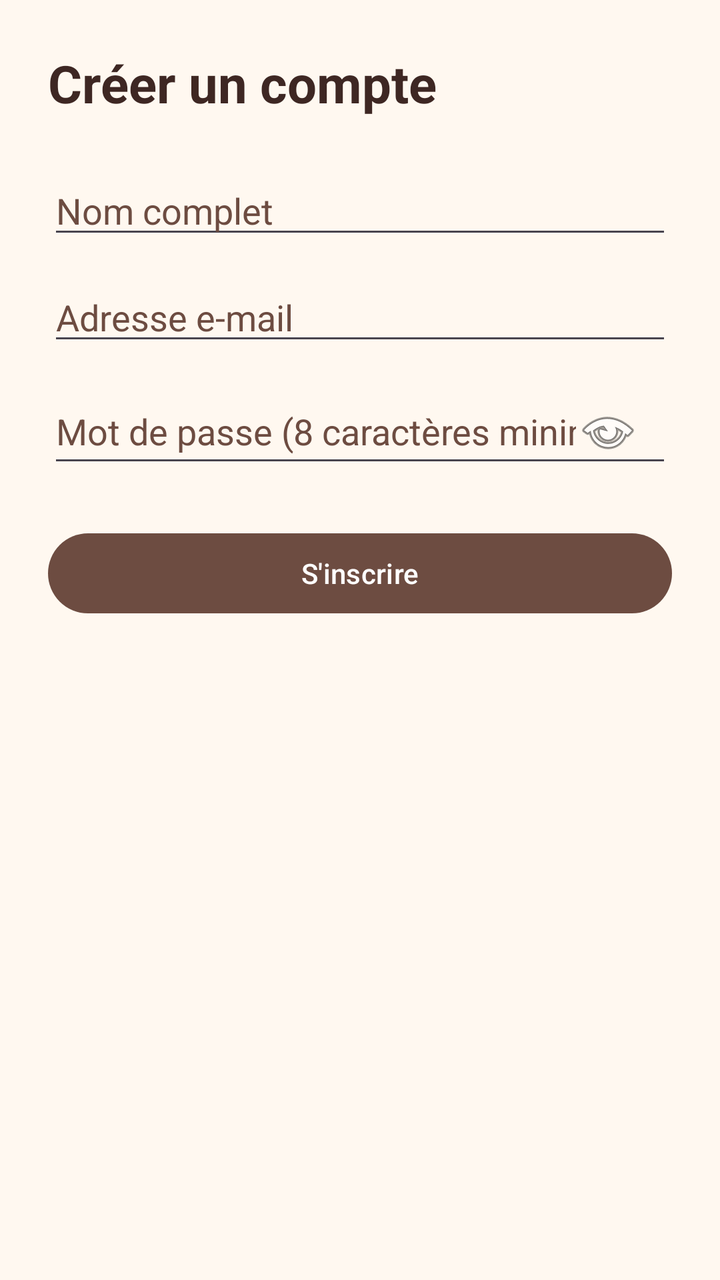
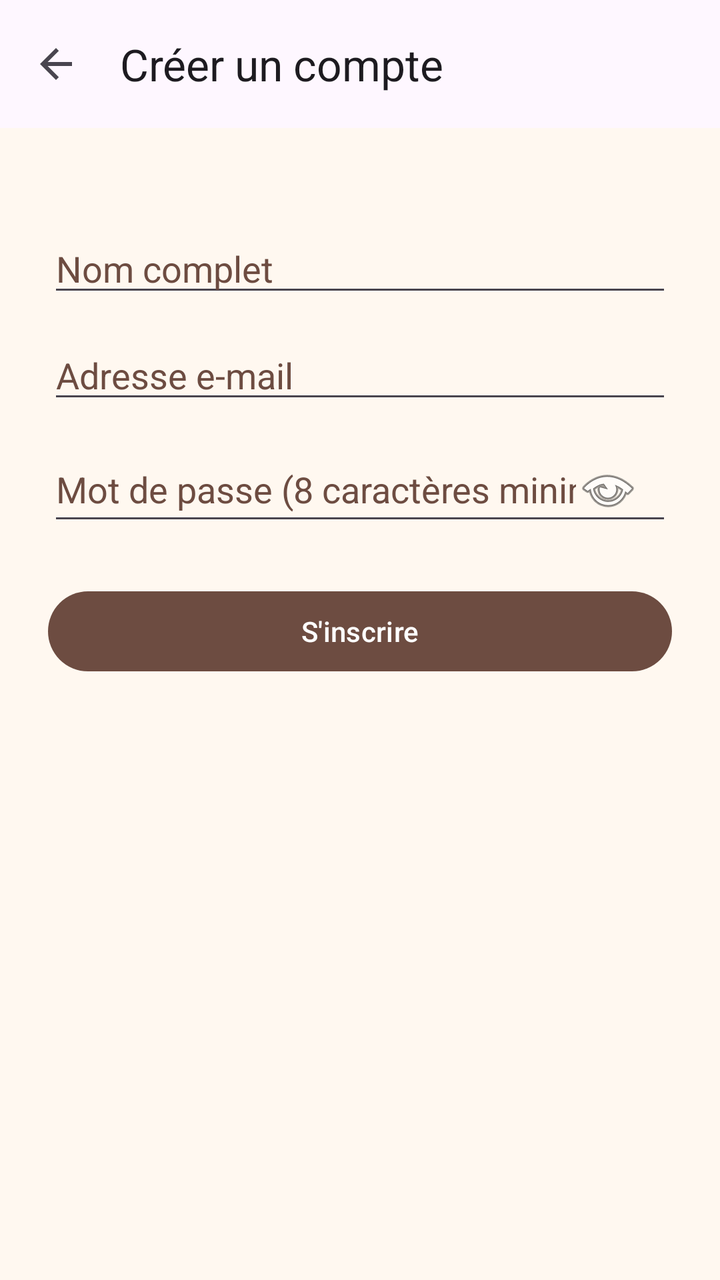

Before-and-after screenshots of an Android layout around one commit, followed by the original layout XML and the change that was made.
<!-- AndroidManifest.xml: application theme Theme.WorkshopPetShelter -->
<!-- res/layout/activity_register.xml -->
<ScrollView xmlns:android="http://schemas.android.com/apk/res/android"
    xmlns:app="http://schemas.android.com/apk/res-auto"
    android:layout_width="match_parent"
    android:layout_height="match_parent"
    android:background="@color/app_background"
    android:fillViewport="true">

    <LinearLayout
        android:layout_width="match_parent"
        android:layout_height="wrap_content"
        android:orientation="vertical"
        android:padding="24dp">

        <TextView
            android:id="@+id/tvRegisterTitle"
            android:layout_width="match_parent"
            android:layout_height="wrap_content"
            android:text="@string/create_account"
            android:textColor="@color/text_primary"
            android:textSize="26sp"
            android:textStyle="bold" />

        <EditText
            android:id="@+id/etName"
            android:layout_width="match_parent"
            android:layout_height="wrap_content"
            android:layout_marginTop="24dp"
            android:autofillHints="name"
            android:hint="@string/hint_full_name"
            android:inputType="textPersonName"
            android:maxLines="1"
            android:textColor="@color/text_primary"
            android:textColorHint="@color/accent" />

        <EditText
            android:id="@+id/etRegisterEmail"
            android:layout_width="match_parent"
            android:layout_height="wrap_content"
            android:layout_marginTop="12dp"
            android:autofillHints="emailAddress"
            android:hint="@string/hint_email"
            android:inputType="textEmailAddress"
            android:maxLines="1"
            android:textColor="@color/text_primary"
            android:textColorHint="@color/accent" />

        <EditText
            android:id="@+id/etRegisterPassword"
            android:layout_width="match_parent"
            android:layout_height="wrap_content"
            android:layout_marginTop="12dp"
            android:autofillHints="newPassword"
            android:hint="@string/hint_password_min"
            android:drawableEnd="@android:drawable/ic_menu_view"
            android:inputType="textPassword"
            android:maxLines="1"
            android:paddingEnd="16dp"
            android:textColor="@color/text_primary"
            android:textColorHint="@color/accent" />

        <com.google.android.material.button.MaterialButton
            android:id="@+id/btnRegister"
            android:layout_width="match_parent"
            android:layout_height="wrap_content"
            android:layout_marginTop="24dp"
            android:text="@string/action_sign_up"
            android:textAllCaps="false"
            app:backgroundTint="@color/accent" />

    </LinearLayout>

</ScrollView>
<!-- resources referenced by this layout -->
<resources>
  <color name="accent">#6D4C41</color>
  <color name="app_background">#FFF8F0</color>
  <color name="text_primary">#3E2723</color>
  <string name="action_sign_up">S\'inscrire</string>
  <string name="create_account">Créer un compte</string>
  <string name="hint_email">Adresse e-mail</string>
  <string name="hint_full_name">Nom complet</string>
  <string name="hint_password_min">Mot de passe (8 caractères minimum)</string>
  <style name="Theme.WorkshopPetShelter" parent="Theme.Material3.DayNight.NoActionBar" />
</resources>

<!-- the commit's change to res/layout/activity_register.xml (unified diff, before → after) -->
@@ -1,72 +1,79 @@
-<ScrollView xmlns:android="http://schemas.android.com/apk/res/android"
+<LinearLayout xmlns:android="http://schemas.android.com/apk/res/android"
     xmlns:app="http://schemas.android.com/apk/res-auto"
     android:layout_width="match_parent"
     android:layout_height="match_parent"
     android:background="@color/app_background"
-    android:fillViewport="true">
+    android:orientation="vertical">
 
-    <LinearLayout
+    <com.google.android.material.appbar.MaterialToolbar
+        android:id="@+id/toolbar"
         android:layout_width="match_parent"
-        android:layout_height="wrap_content"
-        android:orientation="vertical"
-        android:padding="24dp">
+        android:layout_height="?attr/actionBarSize"
+        android:background="?attr/colorSurface"
+        app:navigationIcon="@drawable/ic_arrow_back"
+        app:title="@string/create_account" />
 
-        <TextView
-            android:id="@+id/tvRegisterTitle"
+    <ScrollView
+        android:layout_width="match_parent"
+        android:layout_height="0dp"
+        android:layout_weight="1"
+        android:fillViewport="true">
+
+        <LinearLayout
             android:layout_width="match_parent"
             android:layout_height="wrap_content"
-            android:text="@string/create_account"
-            android:textColor="@color/text_primary"
-            android:textSize="26sp"
-            android:textStyle="bold" />
+            android:orientation="vertical"
+            android:padding="24dp">
 
-        <EditText
-            android:id="@+id/etName"
-            android:layout_width="match_parent"
-            android:layout_height="wrap_content"
-            android:layout_marginTop="24dp"
-            android:autofillHints="name"
-            android:hint="@string/hint_full_name"
-            android:inputType="textPersonName"
-            android:maxLines="1"
-            android:textColor="@color/text_primary"
-            android:textColorHint="@color/accent" />
+            <EditText
+                android:id="@+id/etName"
+                android:layout_width="match_parent"
+                android:layout_height="wrap_content"
+                android:layout_marginTop="24dp"
+                android:autofillHints="name"
+                android:hint="@string/hint_full_name"
+                android:inputType="textPersonName"
+                android:maxLines="1"
+                android:textColor="@color/text_primary"
+                android:textColorHint="@color/accent" />
 
-        <EditText
-            android:id="@+id/etRegisterEmail"
-            android:layout_width="match_parent"
-            android:layout_height="wrap_content"
-            android:layout_marginTop="12dp"
-            android:autofillHints="emailAddress"
-            android:hint="@string/hint_email"
-            android:inputType="textEmailAddress"
-            android:maxLines="1"
-            android:textColor="@color/text_primary"
-            android:textColorHint="@color/accent" />
+            <EditText
+                android:id="@+id/etRegisterEmail"
+                android:layout_width="match_parent"
+                android:layout_height="wrap_content"
+                android:layout_marginTop="12dp"
+                android:autofillHints="emailAddress"
+                android:hint="@string/hint_email"
+                android:inputType="textEmailAddress"
+                android:maxLines="1"
+                android:textColor="@color/text_primary"
+                android:textColorHint="@color/accent" />
 
-        <EditText
-            android:id="@+id/etRegisterPassword"
-            android:layout_width="match_parent"
-            android:layout_height="wrap_content"
-            android:layout_marginTop="12dp"
-            android:autofillHints="newPassword"
-            android:hint="@string/hint_password_min"
-            android:drawableEnd="@android:drawable/ic_menu_view"
-            android:inputType="textPassword"
-            android:maxLines="1"
-            android:paddingEnd="16dp"
-            android:textColor="@color/text_primary"
-            android:textColorHint="@color/accent" />
+            <EditText
+                android:id="@+id/etRegisterPassword"
+                android:layout_width="match_parent"
+                android:layout_height="wrap_content"
+                android:layout_marginTop="12dp"
+                android:autofillHints="newPassword"
+                android:hint="@string/hint_password_min"
+                android:drawableEnd="@android:drawable/ic_menu_view"
+                android:inputType="textPassword"
+                android:maxLines="1"
+                android:paddingEnd="16dp"
+                android:textColor="@color/text_primary"
+                android:textColorHint="@color/accent" />
 
-        <com.google.android.material.button.MaterialButton
-            android:id="@+id/btnRegister"
-            android:layout_width="match_parent"
-            android:layout_height="wrap_content"
-            android:layout_marginTop="24dp"
-            android:text="@string/action_sign_up"
-            android:textAllCaps="false"
-            app:backgroundTint="@color/accent" />
+            <com.google.android.material.button.MaterialButton
+                android:id="@+id/btnRegister"
+                android:layout_width="match_parent"
+                android:layout_height="wrap_content"
+                android:layout_marginTop="24dp"
+                android:text="@string/action_sign_up"
+                android:textAllCaps="false"
+                app:backgroundTint="@color/accent" />
 
-    </LinearLayout>
+        </LinearLayout>
 
-</ScrollView>
+    </ScrollView>
+
+</LinearLayout>
<!-- resource entries referenced after the edit -->
@@ -3,6 +3,17 @@
   <color name="accent">#6D4C41</color>
   <color name="app_background">#FFF8F0</color>
   <color name="text_primary">#3E2723</color>
+  <!-- drawable ic_arrow_back (drawable) -->
+  <vector xmlns:android="http://schemas.android.com/apk/res/android"
+      android:width="24dp"
+      android:height="24dp"
+      android:viewportWidth="24"
+      android:viewportHeight="24"
+      android:autoMirrored="true">
+      <path
+          android:fillColor="?attr/colorControlNormal"
+          android:pathData="M20,11H7.83l5.59,-5.59L12,4l-8,8 8,8 1.41,-1.41L7.83,13H20v-2z" />
+  </vector>
   <string name="action_sign_up">S\'inscrire</string>
   <string name="create_account">Créer un compte</string>
   <string name="hint_email">Adresse e-mail</string>
